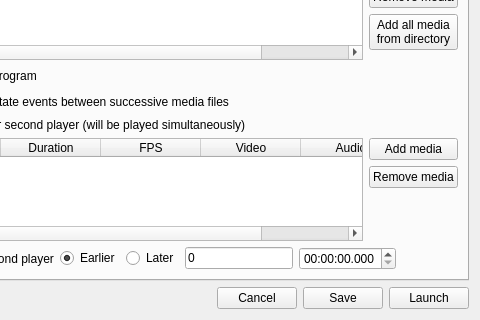
This is observation.ui in olivierfriard/BORIS as Qt 5 draws it before an edit; both pictures show x 122 to 602 and y 338 to 658 of the 602 by 658 pixel window. The edited form follows.
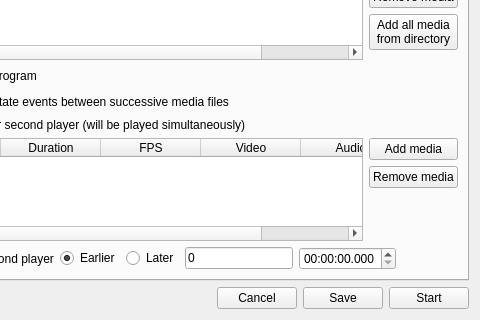
This is the edited form.

Diff of the .ui file:
```diff
--- a/observation.ui
+++ b/observation.ui
@@ -469,7 +469,7 @@
      <item>
       <widget class="QPushButton" name="pbLaunch">
        <property name="text">
-        <string>Launch</string>
+        <string>Start</string>
        </property>
       </widget>
      </item>
```
